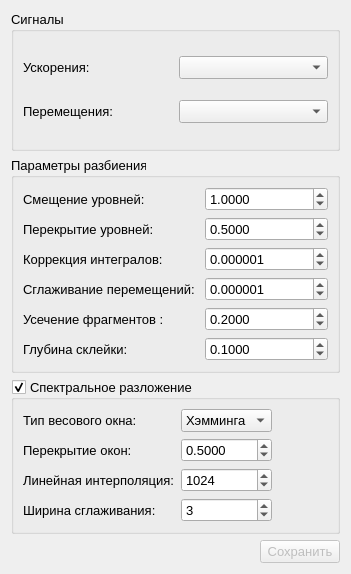
Qt form gui/LevelsWindow.ui (Qinterfly/EvalSig) before a commit.
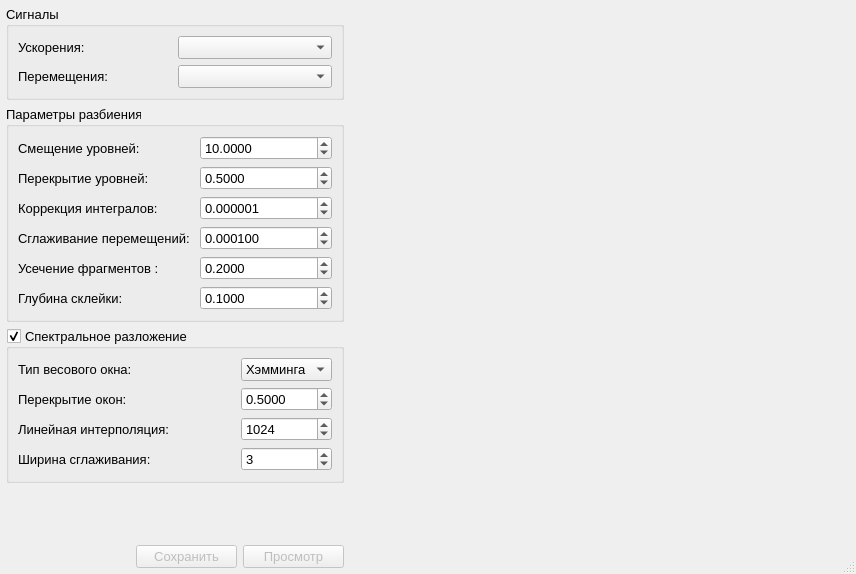
The same form after that commit. Custom widgets are drawn as their Qt base class.

Patch:
```diff
--- a/gui/LevelsWindow.ui
+++ b/gui/LevelsWindow.ui
@@ -9,7 +9,7 @@
    <rect>
     <x>0</x>
     <y>0</y>
-    <width>351</width>
+    <width>856</width>
     <height>574</height>
    </rect>
   </property>
@@ -27,32 +27,64 @@
   <property name="windowTitle">
    <string>Сохранение разбиения по уровням</string>
   </property>
-  <layout class="QVBoxLayout" name="verticalLayout_2">
+  <property name="sizeGripEnabled">
+   <bool>true</bool>
+  </property>
+  <layout class="QHBoxLayout" name="horizontalLayout">
+   <property name="leftMargin">
+    <number>6</number>
+   </property>
+   <property name="topMargin">
+    <number>6</number>
+   </property>
+   <property name="rightMargin">
+    <number>6</number>
+   </property>
+   <property name="bottomMargin">
+    <number>6</number>
+   </property>
+   <item>
+    <layout class="QVBoxLayout" name="leftLayout">
+     <property name="spacing">
+      <number>6</number>
+     </property>
+     <property name="sizeConstraint">
+      <enum>QLayout::SetDefaultConstraint</enum>
+     </property>
    <item>
     <widget class="QGroupBox" name="groupBoxSignals">
      <property name="sizePolicy">
-      <sizepolicy hsizetype="Preferred" vsizetype="Minimum">
+        <sizepolicy hsizetype="Minimum" vsizetype="Minimum">
        <horstretch>0</horstretch>
        <verstretch>0</verstretch>
       </sizepolicy>
      </property>
+       <property name="minimumSize">
+        <size>
+         <width>333</width>
+         <height>0</height>
+        </size>
+       </property>
+       <property name="maximumSize">
+        <size>
+         <width>353</width>
+         <height>16777215</height>
+        </size>
+       </property>
      <property name="title">
       <string>Сигналы</string>
      </property>
      <layout class="QGridLayout" name="gridLayout_2">
-      <item row="0" column="0">
-       <widget class="QLabel" name="labelAccel">
-        <property name="text">
-         <string>Ускорения:</string>
+        <item row="1" column="1">
+         <widget class="QComboBox" name="comboBoxDisplacement">
+          <property name="maximumSize">
+           <size>
+            <width>16777215</width>
+            <height>25</height>
+           </size>
         </property>
        </widget>
       </item>
-      <item row="0" column="1">
-       <widget class="QComboBox" name="comboBoxAccel"/>
-      </item>
-      <item row="1" column="1">
-       <widget class="QComboBox" name="comboBoxDisplacement"/>
-      </item>
       <item row="1" column="0">
        <widget class="QLabel" name="labelDisplacement">
         <property name="text">
@@ -60,67 +92,50 @@
         </property>
        </widget>
       </item>
+        <item row="0" column="1">
+         <widget class="QComboBox" name="comboBoxAccel">
+          <property name="maximumSize">
+           <size>
+            <width>16777215</width>
+            <height>25</height>
+           </size>
+          </property>
+         </widget>
+        </item>
+        <item row="0" column="0">
+         <widget class="QLabel" name="labelAccel">
+          <property name="text">
+           <string>Ускорения:</string>
+          </property>
+         </widget>
+        </item>
      </layout>
     </widget>
    </item>
    <item>
     <widget class="QGroupBox" name="groupBoxParams">
      <property name="sizePolicy">
-      <sizepolicy hsizetype="Preferred" vsizetype="Minimum">
+        <sizepolicy hsizetype="Minimum" vsizetype="Minimum">
        <horstretch>0</horstretch>
        <verstretch>0</verstretch>
       </sizepolicy>
      </property>
+       <property name="minimumSize">
+        <size>
+         <width>333</width>
+         <height>0</height>
+        </size>
+       </property>
+       <property name="maximumSize">
+        <size>
+         <width>353</width>
+         <height>16777215</height>
+        </size>
+       </property>
      <property name="title">
       <string>Параметры разбиения</string>
      </property>
      <layout class="QGridLayout" name="gridLayout_3">
-      <item row="2" column="1">
-       <widget class="QDoubleSpinBox" name="spinBoxOverlapFactor">
-        <property name="decimals">
-         <number>4</number>
-        </property>
-        <property name="maximum">
-         <double>0.999900000000000</double>
-        </property>
-        <property name="stepType">
-         <enum>QAbstractSpinBox::AdaptiveDecimalStepType</enum>
-        </property>
-        <property name="value">
-         <double>0.500000000000000</double>
-        </property>
-       </widget>
-      </item>
-      <item row="3" column="0">
-       <widget class="QLabel" name="labelSmoothIntegrFactor">
-        <property name="text">
-         <string>Коррекция интегралов: </string>
-        </property>
-       </widget>
-      </item>
-      <item row="4" column="1">
-       <widget class="QDoubleSpinBox" name="spinBoxSmoothApproxFactor">
-        <property name="decimals">
-         <number>6</number>
-        </property>
-        <property name="maximum">
-         <double>1.000000000000000</double>
-        </property>
-        <property name="stepType">
-         <enum>QAbstractSpinBox::AdaptiveDecimalStepType</enum>
-        </property>
-        <property name="value">
-         <double>0.000001000000000</double>
-        </property>
-       </widget>
-      </item>
-      <item row="5" column="0">
-       <widget class="QLabel" name="labelTruncatePercent">
-        <property name="text">
-         <string>Усечение фрагментов :</string>
-        </property>
-       </widget>
-      </item>
       <item row="6" column="1">
        <widget class="QDoubleSpinBox" name="spinBoxDepthGluing">
         <property name="decimals">
@@ -137,6 +152,13 @@
         </property>
        </widget>
       </item>
+        <item row="6" column="0">
+         <widget class="QLabel" name="labelDepthGluing">
+          <property name="text">
+           <string>Глубина склейки:</string>
+          </property>
+         </widget>
+        </item>
       <item row="5" column="1">
        <widget class="QDoubleSpinBox" name="spinBoxTruncatePercent">
         <property name="decimals">
@@ -153,6 +175,36 @@
         </property>
        </widget>
       </item>
+        <item row="5" column="0">
+         <widget class="QLabel" name="labelTruncatePercent">
+          <property name="text">
+           <string>Усечение фрагментов :</string>
+          </property>
+         </widget>
+        </item>
+        <item row="4" column="1">
+         <widget class="QDoubleSpinBox" name="spinBoxSmoothApproxFactor">
+          <property name="decimals">
+           <number>6</number>
+          </property>
+          <property name="maximum">
+           <double>1.000000000000000</double>
+          </property>
+          <property name="stepType">
+           <enum>QAbstractSpinBox::AdaptiveDecimalStepType</enum>
+          </property>
+          <property name="value">
+           <double>0.000100000000000</double>
+          </property>
+         </widget>
+        </item>
+        <item row="4" column="0">
+         <widget class="QLabel" name="labelSmoothApproxFactor">
+          <property name="text">
+           <string>Сглаживание перемещений: </string>
+          </property>
+         </widget>
+        </item>
       <item row="3" column="1">
        <widget class="QDoubleSpinBox" name="spinBoxSmoothIntegrFactor">
         <property name="decimals">
@@ -169,10 +221,26 @@
         </property>
        </widget>
       </item>
-      <item row="1" column="0">
-       <widget class="QLabel" name="labelLevelStep">
+        <item row="3" column="0">
+         <widget class="QLabel" name="labelSmoothIntegrFactor">
         <property name="text">
-         <string>Смещение уровней:</string>
+           <string>Коррекция интегралов: </string>
+          </property>
+         </widget>
+        </item>
+        <item row="2" column="1">
+         <widget class="QDoubleSpinBox" name="spinBoxOverlapFactor">
+          <property name="decimals">
+           <number>4</number>
+          </property>
+          <property name="maximum">
+           <double>0.999900000000000</double>
+          </property>
+          <property name="stepType">
+           <enum>QAbstractSpinBox::AdaptiveDecimalStepType</enum>
+          </property>
+          <property name="value">
+           <double>0.500000000000000</double>
         </property>
        </widget>
       </item>
@@ -195,21 +263,14 @@
          <enum>QAbstractSpinBox::AdaptiveDecimalStepType</enum>
         </property>
         <property name="value">
-         <double>1.000000000000000</double>
+           <double>10.000000000000000</double>
         </property>
        </widget>
       </item>
-      <item row="6" column="0">
-       <widget class="QLabel" name="labelDepthGluing">
+        <item row="1" column="0">
+         <widget class="QLabel" name="labelLevelStep">
         <property name="text">
-         <string>Глубина склейки:</string>
-        </property>
-       </widget>
-      </item>
-      <item row="4" column="0">
-       <widget class="QLabel" name="labelSmoothApproxFactor">
-        <property name="text">
-         <string>Сглаживание перемещений: </string>
+           <string>Смещение уровней:</string>
         </property>
        </widget>
       </item>
@@ -219,11 +280,23 @@
    <item>
     <widget class="QGroupBox" name="groupBoxPowerSpectralDensity">
      <property name="sizePolicy">
-      <sizepolicy hsizetype="Preferred" vsizetype="Minimum">
+        <sizepolicy hsizetype="Minimum" vsizetype="Minimum">
        <horstretch>0</horstretch>
        <verstretch>0</verstretch>
       </sizepolicy>
      </property>
+       <property name="minimumSize">
+        <size>
+         <width>333</width>
+         <height>0</height>
+        </size>
+       </property>
+       <property name="maximumSize">
+        <size>
+         <width>353</width>
+         <height>16777215</height>
+        </size>
+       </property>
      <property name="title">
       <string>Спектральное разложение</string>
      </property>
@@ -231,37 +304,20 @@
       <bool>true</bool>
      </property>
      <layout class="QGridLayout" name="gridLayout_4">
-      <item row="0" column="0">
-       <widget class="QLabel" name="labelWeightWindowType">
-        <property name="text">
-         <string>Тип весового окна:</string>
-        </property>
-       </widget>
-      </item>
-      <item row="1" column="0">
-       <widget class="QLabel" name="labelSpectrumOverlapFactor">
-        <property name="text">
-         <string>Перекрытие окон:</string>
-        </property>
-       </widget>
-      </item>
-      <item row="1" column="1">
-       <widget class="QDoubleSpinBox" name="spinBoxSpectrumOverlapFactor">
-        <property name="decimals">
-         <number>4</number>
-        </property>
-        <property name="maximum">
-         <double>0.999000000000000</double>
-        </property>
-        <property name="stepType">
-         <enum>QAbstractSpinBox::AdaptiveDecimalStepType</enum>
-        </property>
-        <property name="value">
-         <double>0.500000000000000</double>
-        </property>
-       </widget>
-      </item>
-      <item row="2" column="1">
+        <item row="0" column="1">
+         <spacer name="horizontalSpacerWeightWindowType">
+          <property name="orientation">
+           <enum>Qt::Horizontal</enum>
+          </property>
+          <property name="sizeHint" stdset="0">
+           <size>
+            <width>40</width>
+            <height>20</height>
+           </size>
+          </property>
+         </spacer>
+        </item>
+        <item row="2" column="2">
        <widget class="QSpinBox" name="spinBoxSpectrumInterpolation">
         <property name="minimum">
          <number>2</number>
@@ -274,7 +330,70 @@
         </property>
        </widget>
       </item>
-      <item row="0" column="1">
+        <item row="2" column="1">
+         <spacer name="horizontalSpacerSpectrumInterpolation">
+          <property name="orientation">
+           <enum>Qt::Horizontal</enum>
+          </property>
+          <property name="sizeHint" stdset="0">
+           <size>
+            <width>40</width>
+            <height>20</height>
+           </size>
+          </property>
+         </spacer>
+        </item>
+        <item row="3" column="1">
+         <spacer name="horizontalSpacerSpectrumSmoothWidth">
+          <property name="orientation">
+           <enum>Qt::Horizontal</enum>
+          </property>
+          <property name="sizeHint" stdset="0">
+           <size>
+            <width>40</width>
+            <height>20</height>
+           </size>
+          </property>
+         </spacer>
+        </item>
+        <item row="1" column="2">
+         <widget class="QDoubleSpinBox" name="spinBoxSpectrumOverlapFactor">
+          <property name="decimals">
+           <number>4</number>
+          </property>
+          <property name="maximum">
+           <double>0.999000000000000</double>
+          </property>
+          <property name="stepType">
+           <enum>QAbstractSpinBox::AdaptiveDecimalStepType</enum>
+          </property>
+          <property name="value">
+           <double>0.500000000000000</double>
+          </property>
+         </widget>
+        </item>
+        <item row="1" column="0">
+         <widget class="QLabel" name="labelSpectrumOverlapFactor">
+          <property name="text">
+           <string>Перекрытие окон:</string>
+          </property>
+         </widget>
+        </item>
+        <item row="3" column="0">
+         <widget class="QLabel" name="labelSpectrumSmoothWidth">
+          <property name="text">
+           <string>Ширина сглаживания:</string>
+          </property>
+         </widget>
+        </item>
+        <item row="0" column="0">
+         <widget class="QLabel" name="labelWeightWindowType">
+          <property name="text">
+           <string>Тип весового окна:</string>
+          </property>
+         </widget>
+        </item>
+        <item row="0" column="2">
        <widget class="QComboBox" name="comboBoxWeightWindowType">
         <property name="sizeAdjustPolicy">
          <enum>QComboBox::AdjustToContents</enum>
@@ -296,73 +415,7 @@
         </item>
        </widget>
       </item>
-      <item row="0" column="2">
-       <spacer name="horizontalSpacerWeightWindowType">
-        <property name="orientation">
-         <enum>Qt::Horizontal</enum>
-        </property>
-        <property name="sizeHint" stdset="0">
-         <size>
-          <width>40</width>
-          <height>20</height>
-         </size>
-        </property>
-       </spacer>
-      </item>
-      <item row="2" column="0">
-       <widget class="QLabel" name="labelSpectrumInterpolation">
-        <property name="text">
-         <string>Линейная интерполяция:</string>
-        </property>
-       </widget>
-      </item>
-      <item row="3" column="0">
-       <widget class="QLabel" name="labelSpectrumSmoothWidth">
-        <property name="text">
-         <string>Ширина сглаживания:</string>
-        </property>
-       </widget>
-      </item>
-      <item row="2" column="2">
-       <spacer name="horizontalSpacerSpectrumInterpolation">
-        <property name="orientation">
-         <enum>Qt::Horizontal</enum>
-        </property>
-        <property name="sizeHint" stdset="0">
-         <size>
-          <width>40</width>
-          <height>20</height>
-         </size>
-        </property>
-       </spacer>
-      </item>
       <item row="3" column="2">
-       <spacer name="horizontalSpacerSpectrumSmoothWidth">
-        <property name="orientation">
-         <enum>Qt::Horizontal</enum>
-        </property>
-        <property name="sizeHint" stdset="0">
-         <size>
-          <width>40</width>
-          <height>20</height>
-         </size>
-        </property>
-       </spacer>
-      </item>
-      <item row="1" column="2">
-       <spacer name="horizontalSpacerSpectrumOverlapFactor">
-        <property name="orientation">
-         <enum>Qt::Horizontal</enum>
-        </property>
-        <property name="sizeHint" stdset="0">
-         <size>
-          <width>40</width>
-          <height>20</height>
-         </size>
-        </property>
-       </spacer>
-      </item>
-      <item row="3" column="1">
        <widget class="QSpinBox" name="spinBoxSmoothWidth">
         <property name="minimum">
          <number>1</number>
@@ -378,19 +431,64 @@
         </property>
        </widget>
       </item>
+        <item row="1" column="1">
+         <spacer name="horizontalSpacerSpectrumOverlapFactor">
+          <property name="orientation">
+           <enum>Qt::Horizontal</enum>
+          </property>
+          <property name="sizeHint" stdset="0">
+           <size>
+            <width>40</width>
+            <height>20</height>
+           </size>
+          </property>
+         </spacer>
+        </item>
+        <item row="2" column="0">
+         <widget class="QLabel" name="labelSpectrumInterpolation">
+          <property name="minimumSize">
+           <size>
+            <width>0</width>
+            <height>0</height>
+           </size>
+          </property>
+          <property name="text">
+           <string>Линейная интерполяция:</string>
+          </property>
+          <property name="scaledContents">
+           <bool>false</bool>
+          </property>
+         </widget>
+        </item>
      </layout>
     </widget>
    </item>
    <item>
-    <layout class="QHBoxLayout" name="horizontalLayoutSaveLevelsButton">
+      <spacer name="verticalSpacer">
+       <property name="orientation">
+        <enum>Qt::Vertical</enum>
+       </property>
+       <property name="sizeHint" stdset="0">
+        <size>
+         <width>20</width>
+         <height>0</height>
+        </size>
+       </property>
+      </spacer>
+     </item>
+     <item>
+      <layout class="QHBoxLayout" name="layoutButtons">
      <item>
       <spacer name="horizontalSpacerSaveLevels">
        <property name="orientation">
         <enum>Qt::Horizontal</enum>
        </property>
+         <property name="sizeType">
+          <enum>QSizePolicy::Fixed</enum>
+         </property>
        <property name="sizeHint" stdset="0">
         <size>
-         <width>40</width>
+           <width>130</width>
          <height>20</height>
         </size>
        </property>
@@ -401,15 +499,91 @@
        <property name="enabled">
         <bool>false</bool>
        </property>
+         <property name="sizePolicy">
+          <sizepolicy hsizetype="MinimumExpanding" vsizetype="Fixed">
+           <horstretch>0</horstretch>
+           <verstretch>0</verstretch>
+          </sizepolicy>
+         </property>
+         <property name="minimumSize">
+          <size>
+           <width>95</width>
+           <height>0</height>
+          </size>
+         </property>
+         <property name="maximumSize">
+          <size>
+           <width>110</width>
+           <height>16777215</height>
+          </size>
+         </property>
        <property name="text">
         <string>Сохранить</string>
        </property>
       </widget>
      </item>
+       <item>
+        <widget class="QPushButton" name="pushButtonShowLevels">
+         <property name="enabled">
+          <bool>false</bool>
+         </property>
+         <property name="sizePolicy">
+          <sizepolicy hsizetype="MinimumExpanding" vsizetype="Fixed">
+           <horstretch>0</horstretch>
+           <verstretch>0</verstretch>
+          </sizepolicy>
+         </property>
+         <property name="minimumSize">
+          <size>
+           <width>95</width>
+           <height>0</height>
+          </size>
+         </property>
+         <property name="maximumSize">
+          <size>
+           <width>110</width>
+           <height>16777215</height>
+          </size>
+         </property>
+         <property name="text">
+          <string>Просмотр</string>
+         </property>
+        </widget>
+       </item>
     </layout>
    </item>
   </layout>
- </widget>
+   </item>
+   <item>
+    <layout class="QVBoxLayout" name="rightLayout">
+     <item>
+      <widget class="QCustomPlotZoom" name="showLevelsPlot" native="true">
+       <property name="sizePolicy">
+        <sizepolicy hsizetype="Expanding" vsizetype="Preferred">
+         <horstretch>0</horstretch>
+         <verstretch>0</verstretch>
+        </sizepolicy>
+       </property>
+       <property name="minimumSize">
+        <size>
+         <width>500</width>
+         <height>0</height>
+        </size>
+       </property>
+      </widget>
+     </item>
+    </layout>
+   </item>
+  </layout>
+ </widget>
+ <customwidgets>
+  <customwidget>
+   <class>QCustomPlotZoom</class>
+   <extends>QWidget</extends>
+   <header>gui/QCustomPlotZoom.h</header>
+   <container>1</container>
+  </customwidget>
+ </customwidgets>
  <resources/>
  <connections/>
 </ui>
```
Lines whose indentation alone changed are shown as unchanged.
